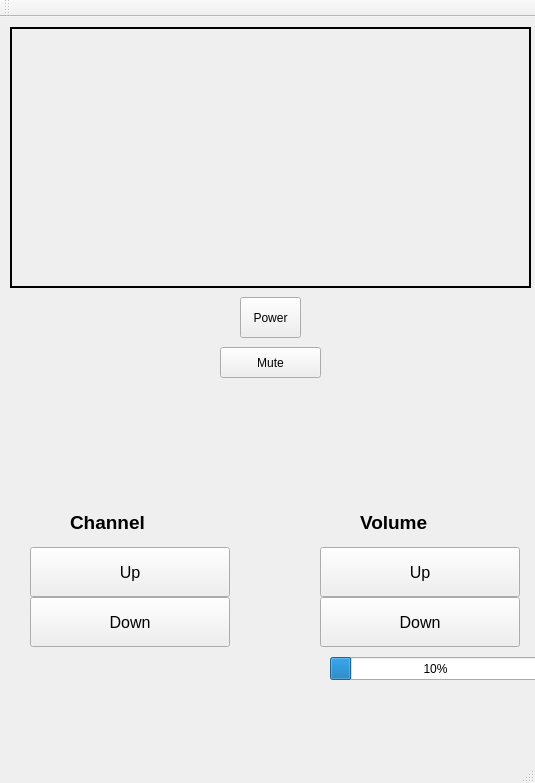
Above: gui.ui from iTzLeGnde/Project1 before the change. Below: the same form after it.
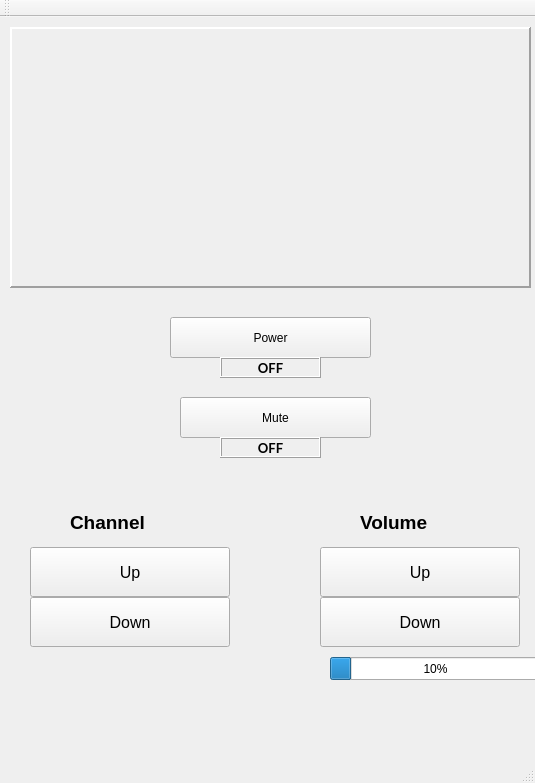
That is the form after the change. Icons and pictures are not drawn.

Diff of the .ui file:
```diff
--- a/gui.ui
+++ b/gui.ui
@@ -20,10 +20,10 @@
    <widget class="QPushButton" name="muteButton">
     <property name="geometry">
      <rect>
-      <x>220</x>
-      <y>330</y>
-      <width>101</width>
-      <height>31</height>
+      <x>180</x>
+      <y>380</y>
+      <width>191</width>
+      <height>41</height>
      </rect>
     </property>
     <property name="autoFillBackground">
@@ -39,9 +39,9 @@
    <widget class="QPushButton" name="powerButton">
     <property name="geometry">
      <rect>
-      <x>240</x>
-      <y>280</y>
-      <width>61</width>
+      <x>170</x>
+      <y>300</y>
+      <width>201</width>
       <height>41</height>
      </rect>
     </property>
@@ -251,7 +251,7 @@
      <enum>QFrame::Panel</enum>
     </property>
     <property name="frameShadow">
-     <enum>QFrame::Plain</enum>
+     <enum>QFrame::Raised</enum>
     </property>
     <property name="lineWidth">
      <number>2</number>
@@ -282,6 +282,68 @@
      <number>1</number>
     </property>
    </widget>
+   <widget class="QLabel" name="powerLabel">
+    <property name="geometry">
+     <rect>
+      <x>220</x>
+      <y>340</y>
+      <width>101</width>
+      <height>21</height>
+     </rect>
+    </property>
+    <property name="font">
+     <font>
+      <family>Lato</family>
+      <pointsize>10</pointsize>
+      <weight>75</weight>
+      <italic>false</italic>
+      <bold>true</bold>
+     </font>
+    </property>
+    <property name="frameShape">
+     <enum>QFrame::Box</enum>
+    </property>
+    <property name="frameShadow">
+     <enum>QFrame::Raised</enum>
+    </property>
+    <property name="text">
+     <string>OFF</string>
+    </property>
+    <property name="alignment">
+     <set>Qt::AlignCenter</set>
+    </property>
+   </widget>
+   <widget class="QLabel" name="muteLabel">
+    <property name="geometry">
+     <rect>
+      <x>220</x>
+      <y>420</y>
+      <width>101</width>
+      <height>21</height>
+     </rect>
+    </property>
+    <property name="font">
+     <font>
+      <family>Lato</family>
+      <pointsize>10</pointsize>
+      <weight>75</weight>
+      <italic>false</italic>
+      <bold>true</bold>
+     </font>
+    </property>
+    <property name="frameShape">
+     <enum>QFrame::Box</enum>
+    </property>
+    <property name="frameShadow">
+     <enum>QFrame::Raised</enum>
+    </property>
+    <property name="text">
+     <string>OFF</string>
+    </property>
+    <property name="alignment">
+     <set>Qt::AlignCenter</set>
+    </property>
+   </widget>
   </widget>
   <widget class="QMenuBar" name="menubar">
    <property name="geometry">
```
Left out of the diff: 2 changed lines with no effect on the pictures.
